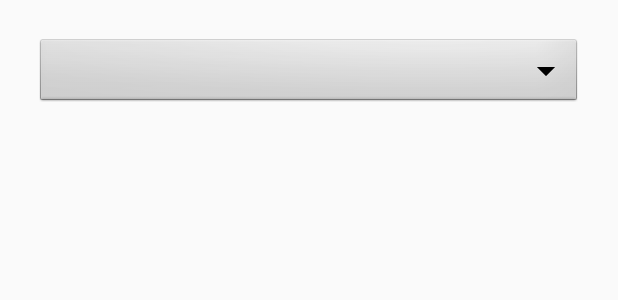
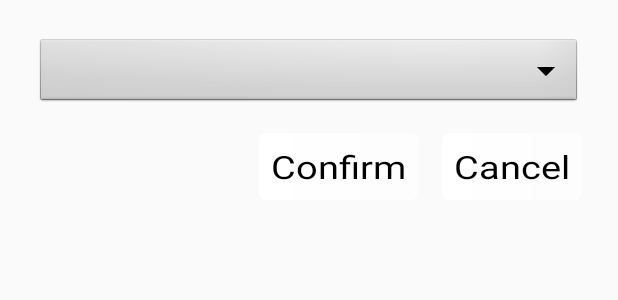
Before and after one commit to mr-dr/dojo, an Android app: the layout declare_lit_dialog.xml on its own in the app's theme, with its tools: preview values and no code run, on a phone screen of 412 x 824 dp. Shown: the top 300 px of the screen. Run offline under Robolectric (Android 15) with nearby library versions, the phone set to English and light mode, and no system bars; Roboto replaces fonts that are not available here.

Commit message:
Dialogs changed

```diff
--- a/app/src/main/java/com/dojo/lit/activity/LauncherActivity.kt
+++ b/app/src/main/java/com/dojo/lit/activity/LauncherActivity.kt
@@ -20,7 +20,7 @@ class LauncherActivity : BaseActivity() {
         welcomeTv?.text = getResources().getString(R.string.welcome1)
 
         tv?.setOnClickListener { view -> // temp impl
-            val intent = Intent(this, AuthActivity::class.java)
+            val intent = Intent(this, GamesListActivity::class.java)
             startActivity(intent)
             // TODO delete this activity after sending elsewhere
         }
--- a/app/src/main/res/layout/declare_lit_dialog.xml
+++ b/app/src/main/res/layout/declare_lit_dialog.xml
@@ -1,10 +1,10 @@
 <?xml version="1.0" encoding="utf-8"?>
 <LinearLayout xmlns:android="http://schemas.android.com/apk/res/android"
     xmlns:tools="http://schemas.android.com/tools"
-    android:orientation="vertical"
     android:layout_width="match_parent"
     android:layout_height="match_parent"
-    android:layout_margin="@dimen/standard_margin">
+    android:layout_margin="@dimen/standard_margin"
+    android:orientation="vertical">
 
     <Spinner
         android:id="@+id/declare_set_dropdown"
@@ -12,56 +12,97 @@
         android:layout_height="wrap_content"
         android:layout_margin="@dimen/standard_margin_half"
         android:background="@android:drawable/btn_dropdown"
-        android:spinnerMode="dropdown"/>
+        android:spinnerMode="dropdown" />
+
+    <TextView
+        android:id="@+id/declare_error_msg_tv"
+        android:layout_width="wrap_content"
+        android:layout_height="wrap_content"
+        android:layout_margin="@dimen/standard_margin"
+        android:text="@string/transfer_dialog_error"
+        android:textColor="@color/colorError"
+        android:visibility="gone" />
 
     <TableLayout
         android:id="@+id/cards_ll_tbl"
         android:layout_width="match_parent"
         android:layout_height="wrap_content"
         android:layout_margin="@dimen/standard_margin_half"
-        android:visibility="gone"
-        android:stretchColumns="*">
+        android:stretchColumns="*"
+        android:visibility="gone">
+
         <TableRow>
+
             <TextView
                 android:id="@+id/player_1_name_tv"
+                android:gravity="center_horizontal"
                 android:padding="@dimen/cell_padding"
-                android:gravity="center_horizontal"
                 android:textStyle="bold"
                 tools:text="Pazer" />
+
             <TextView
                 android:id="@+id/player_2_name_tv"
+                android:gravity="center_horizontal"
                 android:padding="@dimen/cell_padding"
-                android:gravity="center_horizontal"
                 android:textStyle="bold"
                 tools:text="Tururu" />
+
             <TextView
                 android:id="@+id/player_3_name_tv"
+                android:gravity="center_horizontal"
                 android:padding="@dimen/cell_padding"
-                android:gravity="center_horizontal"
                 android:textStyle="bold"
                 tools:text="Holo" />
         </TableRow>
 
         <TableRow>
+
             <com.dojo.lit.view.DroppableLinearLayout
                 android:id="@+id/player_1_cards_ll"
-                android:orientation="vertical"
+                android:layout_width="match_parent"
+                android:layout_height="match_parent"
                 android:gravity="center_horizontal"
-                android:layout_height="match_parent"
-                android:layout_width="match_parent"/>
+                android:orientation="vertical" />
+
             <com.dojo.lit.view.DroppableLinearLayout
                 android:id="@+id/player_2_cards_ll"
-                android:orientation="vertical"
+                android:layout_width="match_parent"
+                android:layout_height="match_parent"
                 android:gravity="center_horizontal"
-                android:layout_height="match_parent"
-                android:layout_width="match_parent"/>
+                android:orientation="vertical" />
+
             <com.dojo.lit.view.DroppableLinearLayout
                 android:id="@+id/player_3_cards_ll"
-                android:orientation="vertical"
+                android:layout_width="match_parent"
+                android:layout_height="match_parent"
                 android:gravity="center_horizontal"
-                android:layout_height="match_parent"
-                android:layout_width="match_parent"/>
+                android:orientation="vertical" />
         </TableRow>
     </TableLayout>
 
+    <LinearLayout
+        android:layout_width="wrap_content"
+        android:layout_height="wrap_content"
+        android:layout_gravity="end"
+        android:orientation="horizontal">
+
+        <com.dojo.lit.view.DojoTextView
+            android:id="@+id/declare_positive_button"
+            style="@style/DojoDialogButtonStyle"
+            android:layout_width="wrap_content"
+            android:layout_height="wrap_content"
+            android:layout_margin="@dimen/standard_margin_half"
+            android:padding="@dimen/standard_padding_half"
+            android:text="@string/confirm" />
+
+        <com.dojo.lit.view.DojoTextView
+            android:id="@+id/declare_negative_button"
+            style="@style/DojoDialogButtonStyle"
+            android:layout_width="wrap_content"
+            android:layout_height="wrap_content"
+            android:layout_margin="@dimen/standard_margin_half"
+            android:padding="@dimen/standard_padding_half"
+            android:text="@string/cancel" />
+    </LinearLayout>
+
 </LinearLayout>
--- a/app/src/main/res/layout/fragment_play_lit.xml
+++ b/app/src/main/res/layout/fragment_play_lit.xml
@@ -284,8 +284,8 @@
         android:layout_margin="@dimen/standard_margin_half"
         android:fontFamily="@font/advent_pro_bold"
         android:text="@string/your_alias_nickname"
-        android:textColor="@color/same_team"
-        android:textStyle="bold"
+        android:textColor="@color/txt_inverted"
+        android:textSize="15sp"
         app:layout_constraintBottom_toBottomOf="@id/your_cards_tv"
         app:layout_constraintEnd_toEndOf="parent"
         app:layout_constraintTop_toTopOf="@id/your_cards_tv" />
--- a/app/src/main/res/values/strings.xml
+++ b/app/src/main/res/values/strings.xml
@@ -97,7 +97,7 @@
     <string name="transfer_dialog_title">Whom do you want to transfer to?</string>
     <string name="transfer_dialog_error">You didn\'t select any player name!</string>
     <string name="declare_dialog_title"><![CDATA[Select set & assign cards to each of your teammates]]></string>
-    <string name="number_of_logs">Number of logs</string>
+    <string name="number_of_logs">Select the number of last transactions to show</string>
     <string name="game_room_code">Game room code</string>
     <string name="your_alias_nickname">Your alias</string>
     <string name="your_player_no">Your player no.</string>
```
Also changed, not shown: app/src/main/java/com/dojo/lit/lit/fragment/InitGameFragment.kt (+14 -7 lines), app/src/main/java/com/dojo/lit/lit/fragment/PlayGameFragment.kt (+43 -13 lines), app/src/main/res/layout/ask_lit_dialog.xml (+34 -2 lines), app/src/main/res/layout/content_main.xml (+11 -2 lines), app/src/main/res/layout/init_lit_dialog.xml (+20 -18 lines), app/src/main/res/layout/transfer_lit_dialog.xml (+38 -3 lines), app/src/main/res/drawable/bg1.jpg, app/src/main/res/drawable/launcherbg1.jpg (added).
